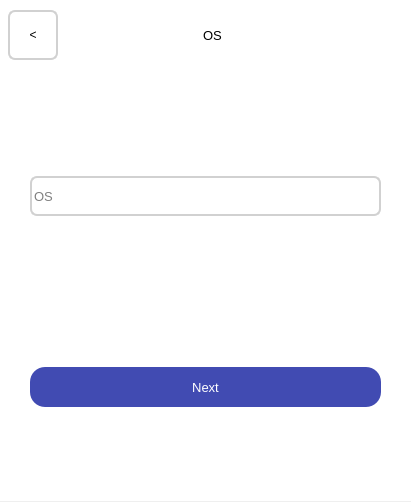
First picture: the form in layouts/add_device2.ui, repository fedulovs/InventoryUI, before the edit.
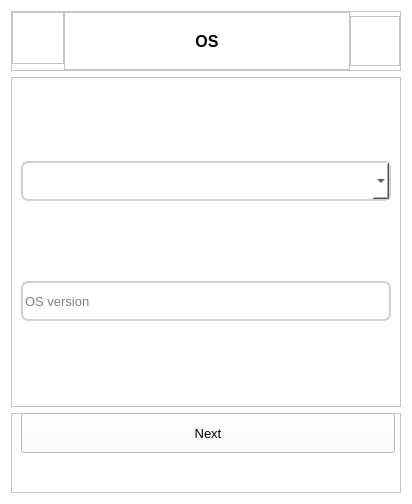
Second picture: the form after the edit.

Commit message: Change device inputs to correspond with new data source

The edit to the form file:
```diff
--- a/layouts/add_device2.ui
+++ b/layouts/add_device2.ui
@@ -6,46 +6,243 @@
             <rect>
                 <x>0</x>
                 <y>0</y>
-                <width>411</width>
-                <height>502</height>
+                <width>412</width>
+                <height>504</height>
             </rect>
         </property>
         <property name="windowTitle">
             <string>Dialog</string>
         </property>
-        <widget class="QWidget" name="widget" native="true">
-            <property name="geometry">
-                <rect>
-                    <x>0</x>
-                    <y>0</y>
-                    <width>411</width>
-                    <height>501</height>
-                </rect>
-            </property>
+        <property name="styleSheet">
+            <string notr="true">background-color: white</string>
+        </property>
+        <layout class="QVBoxLayout" name="verticalLayout">
+            <item>
+                <widget class="QFrame" name="frame">
+                    <property name="sizePolicy">
+                        <sizepolicy hsizetype="Preferred" vsizetype="Minimum">
+                            <horstretch>0</horstretch>
+                            <verstretch>0</verstretch>
+                        </sizepolicy>
+                    </property>
+                    <property name="minimumSize">
+                        <size>
+                            <width>0</width>
+                            <height>60</height>
+                        </size>
+                    </property>
+                    <property name="frameShape">
+                        <enum>QFrame::StyledPanel</enum>
+                    </property>
+                    <property name="frameShadow">
+                        <enum>QFrame::Raised</enum>
+                    </property>
+                    <layout class="QHBoxLayout" name="horizontalLayout">
+                        <property name="spacing">
+                            <number>0</number>
+                        </property>
+                        <property name="leftMargin">
+                            <number>0</number>
+                        </property>
+                        <property name="topMargin">
+                            <number>0</number>
+                        </property>
+                        <property name="rightMargin">
+                            <number>0</number>
+                        </property>
+                        <property name="bottomMargin">
+                            <number>0</number>
+                        </property>
+                        <item alignment="Qt::AlignLeft|Qt::AlignTop">
+                            <widget class="QFrame" name="frame_3">
+                                <property name="sizePolicy">
+                                    <sizepolicy hsizetype="Minimum" vsizetype="Preferred">
+                                        <horstretch>0</horstretch>
+                                        <verstretch>0</verstretch>
+                                    </sizepolicy>
+                                </property>
+                                <property name="minimumSize">
+                                    <size>
+                                        <width>50</width>
+                                        <height>0</height>
+                                    </size>
+                                </property>
+                                <property name="frameShape">
+                                    <enum>QFrame::StyledPanel</enum>
+                                </property>
+                                <property name="frameShadow">
+                                    <enum>QFrame::Raised</enum>
+                                </property>
+                                <layout class="QHBoxLayout" name="horizontalLayout_2">
+                                    <property name="spacing">
+                                        <number>0</number>
+                                    </property>
+                                    <property name="leftMargin">
+                                        <number>0</number>
+                                    </property>
+                                    <property name="topMargin">
+                                        <number>0</number>
+                                    </property>
+                                    <property name="rightMargin">
+                                        <number>0</number>
+                                    </property>
+                                    <property name="bottomMargin">
+                                        <number>0</number>
+                                    </property>
+                                    <item alignment="Qt::AlignLeft|Qt::AlignTop">
+                                        <widget class="QPushButton" name="backButton">
+                                            <property name="sizePolicy">
+                                                <sizepolicy hsizetype="Minimum" vsizetype="Minimum">
+                                                    <horstretch>0</horstretch>
+                                                    <verstretch>0</verstretch>
+                                                </sizepolicy>
+                                            </property>
+                                            <property name="minimumSize">
+                                                <size>
+                                                    <width>50</width>
+                                                    <height>50</height>
+                                                </size>
+                                            </property>
+                                            <property name="maximumSize">
+                                                <size>
+                                                    <width>50</width>
+                                                    <height>50</height>
+                                                </size>
+                                            </property>
             <property name="styleSheet">
-                <string notr="true">background-color: #FFFFFF;</string>
-            </property>
-            <widget class="QWidget" name="verticalLayoutWidget_2">
-                <property name="geometry">
-                    <rect>
-                        <x>0</x>
-                        <y>71</y>
-                        <width>411</width>
-                        <height>441</height>
-                    </rect>
-                </property>
-                <layout class="QVBoxLayout" name="verticalLayout_11">
+                                                <string notr="true">color: white; border: none</string>
+                                            </property>
+                                            <property name="text">
+                                                <string/>
+                                            </property>
+                                        </widget>
+                                    </item>
+                                </layout>
+                            </widget>
+                        </item>
+                        <item>
+                            <widget class="QFrame" name="frame_4">
+                                <property name="sizePolicy">
+                                    <sizepolicy hsizetype="Expanding" vsizetype="Preferred">
+                                        <horstretch>0</horstretch>
+                                        <verstretch>0</verstretch>
+                                    </sizepolicy>
+                                </property>
+                                <property name="frameShape">
+                                    <enum>QFrame::StyledPanel</enum>
+                                </property>
+                                <property name="frameShadow">
+                                    <enum>QFrame::Raised</enum>
+                                </property>
+                                <layout class="QHBoxLayout" name="horizontalLayout_3">
+                                    <property name="spacing">
+                                        <number>0</number>
+                                    </property>
                     <property name="leftMargin">
-                        <number>30</number>
+                                        <number>0</number>
                     </property>
                     <property name="topMargin">
                         <number>0</number>
                     </property>
                     <property name="rightMargin">
-                        <number>30</number>
-                    </property>
+                                        <number>0</number>
+                                    </property>
+                                    <property name="bottomMargin">
+                                        <number>0</number>
+                                    </property>
                     <item>
-                        <widget class="QLineEdit" name="osInput">
+                                        <widget class="QLabel" name="title_2">
+                                            <property name="sizePolicy">
+                                                <sizepolicy hsizetype="Minimum" vsizetype="Minimum">
+                                                    <horstretch>0</horstretch>
+                                                    <verstretch>0</verstretch>
+                                                </sizepolicy>
+                                            </property>
+                                            <property name="minimumSize">
+                                                <size>
+                                                    <width>100</width>
+                                                    <height>30</height>
+                                                </size>
+                                            </property>
+                                            <property name="font">
+                                                <font>
+                                                    <pointsize>12</pointsize>
+                                                    <weight>75</weight>
+                                                    <bold>true</bold>
+                                                </font>
+                                            </property>
+                                            <property name="text">
+                                                <string>OS</string>
+                                            </property>
+                                            <property name="alignment">
+                                                <set>Qt::AlignCenter</set>
+                                            </property>
+                                        </widget>
+                                    </item>
+                                </layout>
+                            </widget>
+                        </item>
+                        <item>
+                            <widget class="QFrame" name="frame_5">
+                                <property name="sizePolicy">
+                                    <sizepolicy hsizetype="Minimum" vsizetype="Minimum">
+                                        <horstretch>0</horstretch>
+                                        <verstretch>0</verstretch>
+                                    </sizepolicy>
+                                </property>
+                                <property name="minimumSize">
+                                    <size>
+                                        <width>50</width>
+                                        <height>50</height>
+                                    </size>
+                                </property>
+                                <property name="maximumSize">
+                                    <size>
+                                        <width>50</width>
+                                        <height>50</height>
+                                    </size>
+                                </property>
+                                <property name="frameShape">
+                                    <enum>QFrame::StyledPanel</enum>
+                                </property>
+                                <property name="frameShadow">
+                                    <enum>QFrame::Raised</enum>
+                                </property>
+                            </widget>
+                        </item>
+                    </layout>
+                </widget>
+            </item>
+            <item>
+                <widget class="QFrame" name="frame_2">
+                    <property name="sizePolicy">
+                        <sizepolicy hsizetype="Preferred" vsizetype="Expanding">
+                            <horstretch>0</horstretch>
+                            <verstretch>0</verstretch>
+                        </sizepolicy>
+                    </property>
+                    <property name="frameShape">
+                        <enum>QFrame::StyledPanel</enum>
+                    </property>
+                    <property name="frameShadow">
+                        <enum>QFrame::Raised</enum>
+                    </property>
+                    <layout class="QVBoxLayout" name="verticalLayout_2">
+                        <item>
+                            <widget class="QComboBox" name="os_dropdown">
+                                <property name="minimumSize">
+                                    <size>
+                                        <width>0</width>
+                                        <height>40</height>
+                                    </size>
+                                </property>
+                                <property name="styleSheet">
+                                    <string notr="true">border-radius : 7; border: 2px solid #D1D1D1</string>
+                                </property>
+                            </widget>
+                        </item>
+                        <item>
+                            <widget class="QLineEdit" name="os_version_input">
                             <property name="minimumSize">
                                 <size>
                                     <width>0</width>
@@ -64,28 +261,42 @@
                                 <string/>
                             </property>
                             <property name="placeholderText">
-                                <string>OS</string>
-                            </property>
+                                    <string>OS version</string>
+                                </property>
+                            </widget>
+                        </item>
+                    </layout>
                         </widget>
                     </item>
                     <item>
-                        <spacer name="verticalSpacer">
-                            <property name="orientation">
-                                <enum>Qt::Vertical</enum>
-                            </property>
-                            <property name="sizeType">
-                                <enum>QSizePolicy::Maximum</enum>
-                            </property>
-                            <property name="sizeHint" stdset="0">
+                <widget class="QFrame" name="frame_6">
+                    <property name="sizePolicy">
+                        <sizepolicy hsizetype="Preferred" vsizetype="Minimum">
+                            <horstretch>0</horstretch>
+                            <verstretch>0</verstretch>
+                        </sizepolicy>
+                    </property>
+                    <property name="minimumSize">
                                 <size>
-                                    <width>20</width>
-                                    <height>40</height>
-                                </size>
-                            </property>
-                        </spacer>
-                    </item>
-                    <item>
+                            <width>0</width>
+                            <height>80</height>
+                        </size>
+                    </property>
+                    <property name="frameShape">
+                        <enum>QFrame::StyledPanel</enum>
+                    </property>
+                    <property name="frameShadow">
+                        <enum>QFrame::Raised</enum>
+                    </property>
                         <widget class="QPushButton" name="nextButton">
+                        <property name="geometry">
+                            <rect>
+                                <x>10</x>
+                                <y>0</y>
+                                <width>374</width>
+                                <height>40</height>
+                            </rect>
+                        </property>
                             <property name="sizePolicy">
                                 <sizepolicy hsizetype="Expanding" vsizetype="Fixed">
                                     <horstretch>0</horstretch>
@@ -104,107 +315,22 @@
                                 </font>
                             </property>
                             <property name="styleSheet">
-                                <string notr="true">border-radius : 15; border: 2 px solid black; background-color :
-                                    #414BB2; color: white
+                            <string notr="true">border-radius : 15; border: 2 px solid black; background-color:
+                                #414BB2; color: white;
+
+                                pressed ({
+                                border: 4px solid #090;
+                                border-radius: 5px
+                                })
                                 </string>
                             </property>
                             <property name="text">
                                 <string>Next</string>
                             </property>
                         </widget>
-                    </item>
-                </layout>
-            </widget>
-            <widget class="QWidget" name="horizontalLayoutWidget">
-                <property name="geometry">
-                    <rect>
-                        <x>0</x>
-                        <y>0</y>
-                        <width>411</width>
-                        <height>71</height>
-                    </rect>
-                </property>
-                <layout class="QHBoxLayout" name="horizontalLayout_5">
-                    <property name="sizeConstraint">
-                        <enum>QLayout::SetNoConstraint</enum>
-                    </property>
-                    <property name="leftMargin">
-                        <number>8</number>
-                    </property>
-                    <item>
-                        <widget class="QPushButton" name="backButton">
-                            <property name="sizePolicy">
-                                <sizepolicy hsizetype="Minimum" vsizetype="Fixed">
-                                    <horstretch>0</horstretch>
-                                    <verstretch>0</verstretch>
-                                </sizepolicy>
-                            </property>
-                            <property name="minimumSize">
-                                <size>
-                                    <width>0</width>
-                                    <height>40</height>
-                                </size>
-                            </property>
-                            <property name="maximumSize">
-                                <size>
-                                    <width>50</width>
-                                    <height>50</height>
-                                </size>
-                            </property>
-                            <property name="styleSheet">
-                                <string notr="true">border-radius : 7; border: 2px solid #D1D1D1</string>
-                            </property>
-                            <property name="text">
-                                <string>&lt;</string>
-                            </property>
-                        </widget>
-                    </item>
-                    <item>
-                        <widget class="QLabel" name="title">
-                            <property name="sizePolicy">
-                                <sizepolicy hsizetype="Minimum" vsizetype="Fixed">
-                                    <horstretch>0</horstretch>
-                                    <verstretch>0</verstretch>
-                                </sizepolicy>
-                            </property>
-                            <property name="minimumSize">
-                                <size>
-                                    <width>0</width>
-                                    <height>40</height>
-                                </size>
-                            </property>
-                            <property name="font">
-                                <font>
-                                    <pointsize>10</pointsize>
-                                </font>
-                            </property>
-                            <property name="text">
-                                <string>OS</string>
-                            </property>
-                            <property name="alignment">
-                                <set>Qt::AlignCenter</set>
-                            </property>
-                        </widget>
-                    </item>
-                    <item>
-                        <spacer name="horizontalSpacer">
-                            <property name="orientation">
-                                <enum>Qt::Horizontal</enum>
-                            </property>
-                            <property name="sizeType">
-                                <enum>QSizePolicy::Fixed</enum>
-                            </property>
-                            <property name="sizeHint" stdset="0">
-                                <size>
-                                    <width>50</width>
-                                    <height>20</height>
-                                </size>
-                            </property>
-                        </spacer>
-                    </item>
-                </layout>
-            </widget>
-        </widget>
+                </widget>
+            </item>
+        </layout>
     </widget>
     <resources/>
     <connections/>
```
Lines whose indentation alone changed are shown as unchanged. The commit also changes 7 other files.
